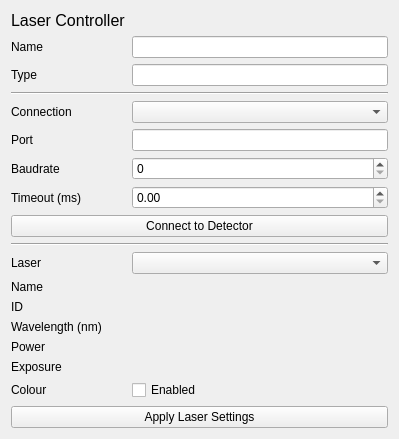
DeMarcoLab/openCLEM, file openclem/ui/qt/CLEMLaserWidget.ui: the form before one commit.
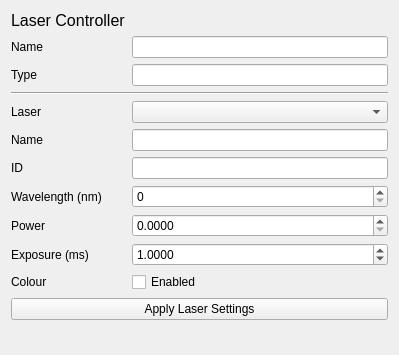
The form after the commit.

Commit message: basic det widget

```diff
--- a/openclem/ui/qt/CLEMLaserWidget.ui
+++ b/openclem/ui/qt/CLEMLaserWidget.ui
@@ -7,34 +7,17 @@
     <x>0</x>
     <y>0</y>
     <width>399</width>
-    <height>374</height>
+    <height>355</height>
    </rect>
   </property>
   <property name="windowTitle">
    <string>Form</string>
   </property>
   <layout class="QGridLayout" name="gridLayout">
-   <item row="2" column="1">
-    <widget class="QLineEdit" name="lineEdit_2"/>
-   </item>
-   <item row="7" column="0">
-    <widget class="QLabel" name="label_11">
+   <item row="10" column="0">
+    <widget class="QLabel" name="label_13">
      <property name="text">
-      <string>Baudrate</string>
-     </property>
-    </widget>
-   </item>
-   <item row="9" column="0" colspan="2">
-    <widget class="QPushButton" name="pushButton_connect_laser_controller">
-     <property name="text">
-      <string>Connect to Detector</string>
-     </property>
-    </widget>
-   </item>
-   <item row="10" column="0" colspan="2">
-    <widget class="Line" name="line">
-     <property name="orientation">
-      <enum>Qt::Horizontal</enum>
+      <string>Exposure (ms)</string>
      </property>
     </widget>
    </item>
@@ -45,53 +28,24 @@
      </property>
     </widget>
    </item>
-   <item row="8" column="1">
-    <widget class="QDoubleSpinBox" name="doubleSpinBox"/>
-   </item>
-   <item row="1" column="1">
-    <widget class="QLineEdit" name="lineEdit"/>
-   </item>
-   <item row="15" column="0">
-    <widget class="QLabel" name="label_8">
+   <item row="7" column="0">
+    <widget class="QLabel" name="label_6">
      <property name="text">
-      <string>Power</string>
+      <string>ID</string>
      </property>
     </widget>
    </item>
-   <item row="14" column="0">
+   <item row="8" column="0">
     <widget class="QLabel" name="label_7">
      <property name="text">
       <string>Wavelength (nm)</string>
      </property>
     </widget>
    </item>
-   <item row="6" column="1">
-    <widget class="QLineEdit" name="lineEdit_3"/>
-   </item>
-   <item row="11" column="0">
-    <widget class="QLabel" name="label_4">
-     <property name="text">
-      <string>Laser</string>
-     </property>
-    </widget>
-   </item>
-   <item row="1" column="0">
-    <widget class="QLabel" name="label_2">
-     <property name="text">
-      <string>Name</string>
-     </property>
-    </widget>
-   </item>
-   <item row="5" column="1">
-    <widget class="QComboBox" name="comboBox_laser_connection"/>
-   </item>
-   <item row="7" column="1">
-    <widget class="QSpinBox" name="spinBox"/>
-   </item>
    <item row="12" column="0">
-    <widget class="QLabel" name="label_5">
+    <widget class="QLabel" name="label_14">
      <property name="text">
-      <string>Name</string>
+      <string>Colour</string>
      </property>
     </widget>
    </item>
@@ -107,69 +61,113 @@
      </property>
     </widget>
    </item>
-   <item row="6" column="0">
-    <widget class="QLabel" name="label_10">
-     <property name="text">
-      <string>Port</string>
-     </property>
-    </widget>
+   <item row="2" column="1">
+    <widget class="QLineEdit" name="lineEdit_2"/>
    </item>
-   <item row="13" column="0">
-    <widget class="QLabel" name="label_6">
+   <item row="12" column="1">
+    <widget class="QCheckBox" name="checkBox_laser_enabled">
      <property name="text">
-      <string>ID</string>
+      <string>Enabled</string>
      </property>
     </widget>
    </item>
-   <item row="11" column="1">
-    <widget class="QComboBox" name="comboBox_selected_laser"/>
+   <item row="1" column="1">
+    <widget class="QLineEdit" name="lineEdit"/>
    </item>
-   <item row="19" column="0" colspan="2">
+   <item row="13" column="0" colspan="2">
     <widget class="QPushButton" name="pushButton_apply_laser_settings">
      <property name="text">
       <string>Apply Laser Settings</string>
      </property>
     </widget>
    </item>
-   <item row="8" column="0">
-    <widget class="QLabel" name="label_12">
-     <property name="text">
-      <string>Timeout (ms)</string>
-     </property>
-    </widget>
-   </item>
    <item row="5" column="0">
-    <widget class="QLabel" name="label_9">
+    <widget class="QLabel" name="label_4">
      <property name="text">
-      <string>Connection</string>
+      <string>Laser</string>
      </property>
     </widget>
    </item>
-   <item row="3" column="0" colspan="2">
-    <widget class="Line" name="line_2">
+   <item row="9" column="0">
+    <widget class="QLabel" name="label_8">
+     <property name="text">
+      <string>Power</string>
+     </property>
+    </widget>
+   </item>
+   <item row="4" column="0" colspan="2">
+    <widget class="Line" name="line">
      <property name="orientation">
       <enum>Qt::Horizontal</enum>
      </property>
     </widget>
    </item>
-   <item row="16" column="0">
-    <widget class="QLabel" name="label_13">
+   <item row="6" column="0">
+    <widget class="QLabel" name="label_5">
      <property name="text">
-      <string>Exposure</string>
+      <string>Name</string>
      </property>
     </widget>
    </item>
-   <item row="18" column="0">
-    <widget class="QLabel" name="label_14">
+   <item row="1" column="0">
+    <widget class="QLabel" name="label_2">
      <property name="text">
-      <string>Colour</string>
+      <string>Name</string>
      </property>
     </widget>
    </item>
-   <item row="18" column="1">
-    <widget class="QCheckBox" name="checkBox_laser_enabled">
-     <property name="text">
-      <string>Enabled</string>
+   <item row="5" column="1">
+    <widget class="QComboBox" name="comboBox_selected_laser"/>
+   </item>
+   <item row="14" column="0" colspan="2">
+    <spacer name="verticalSpacer">
+     <property name="orientation">
+      <enum>Qt::Vertical</enum>
+     </property>
+     <property name="sizeHint" stdset="0">
+      <size>
+       <width>20</width>
+       <height>40</height>
+      </size>
+     </property>
+    </spacer>
+   </item>
+   <item row="6" column="1">
+    <widget class="QLineEdit" name="lineEdit_3"/>
+   </item>
+   <item row="7" column="1">
+    <widget class="QLineEdit" name="lineEdit_4"/>
+   </item>
+   <item row="8" column="1">
+    <widget class="QSpinBox" name="spinBox">
+     <property name="maximum">
+      <number>10000000</number>
+     </property>
+    </widget>
+   </item>
+   <item row="9" column="1">
+    <widget class="QDoubleSpinBox" name="doubleSpinBox">
+     <property name="decimals">
+      <number>4</number>
+     </property>
+     <property name="maximum">
+      <double>1.000000000000000</double>
+     </property>
+     <property name="singleStep">
+      <double>0.001000000000000</double>
+     </property>
+    </widget>
+   </item>
+   <item row="10" column="1">
+    <widget class="QDoubleSpinBox" name="doubleSpinBox_2">
+     <property name="decimals">
+      <number>4</number>
+     </property>
+     <property name="maximum">
+      <double>10000000.000000000000000</double>
+     </property>
+     <property name="value">
+      <double>1.000000000000000</double>
      </property>
     </widget>
    </item>
```
The commit also changes 7 other files.
